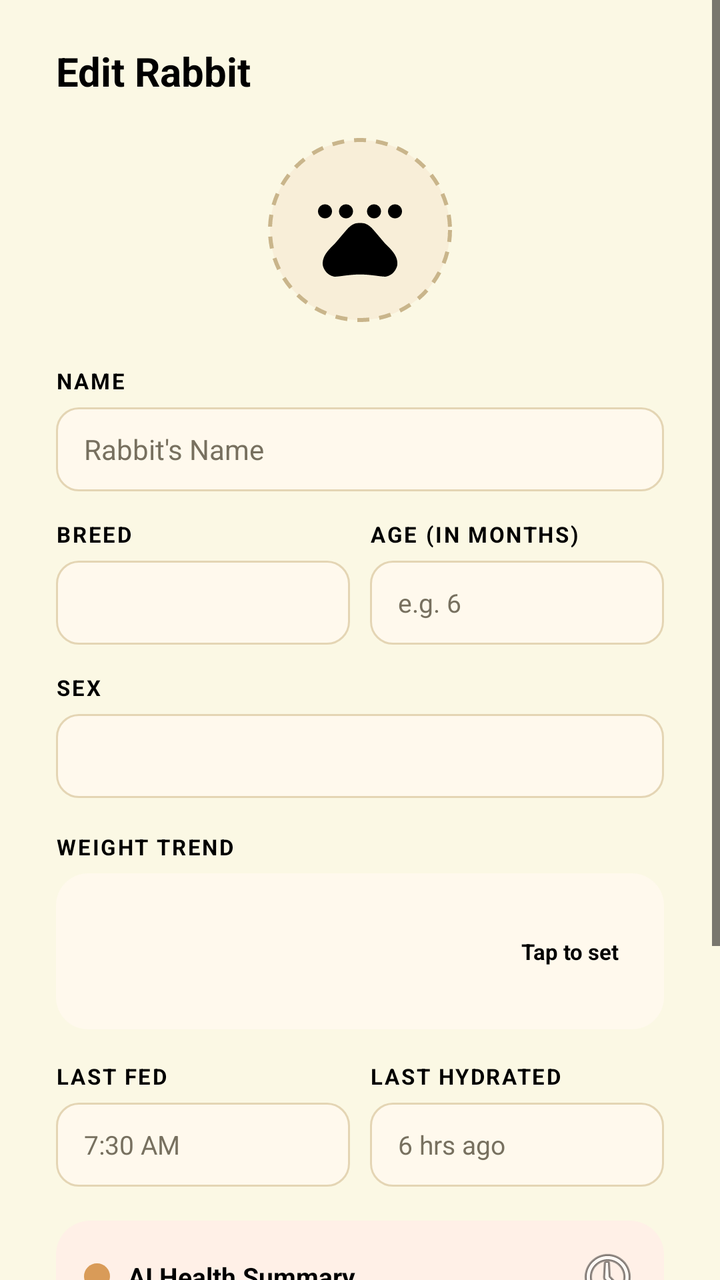
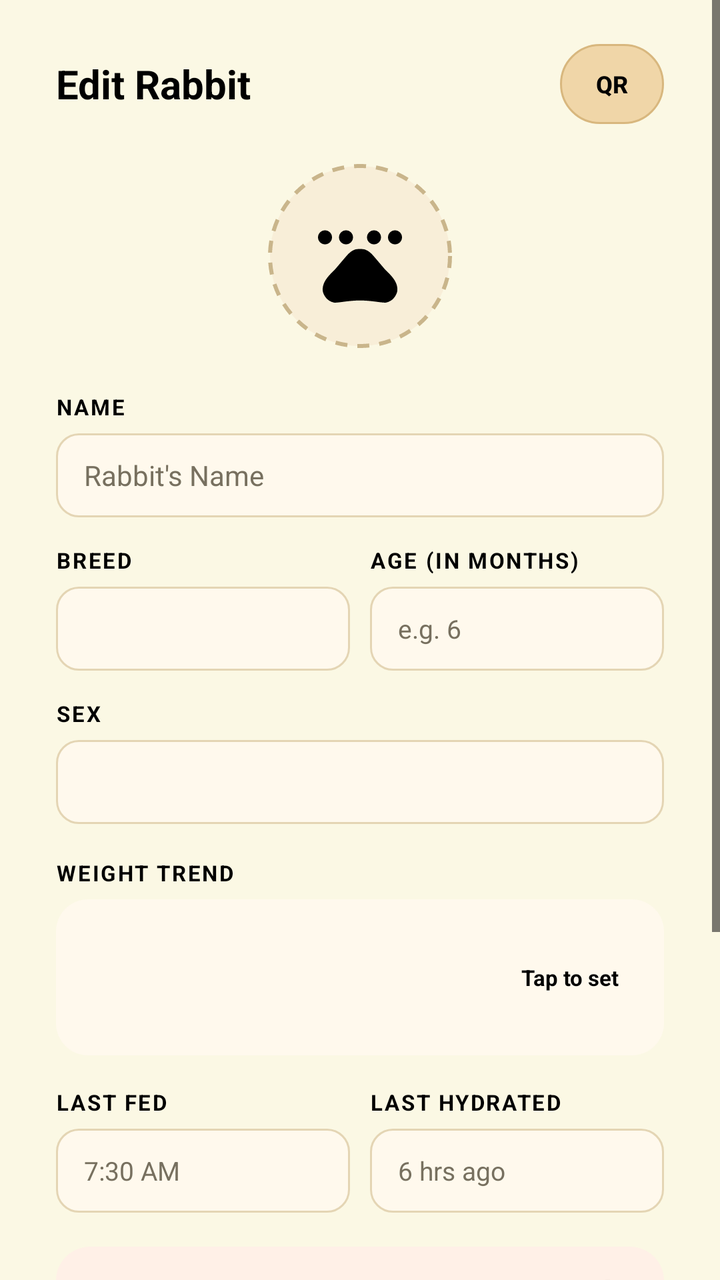

Compare the two renders of this Android layout. The source of the first and the diff that turns it into the second are given below.
<!-- AndroidManifest.xml: application theme Theme.BunnyCare -->
<!-- res/layout/activity_add_rabbit.xml -->
<?xml version="1.0" encoding="utf-8"?>
<LinearLayout
    xmlns:android="http://schemas.android.com/apk/res/android"
    xmlns:app="http://schemas.android.com/apk/res-auto"
    android:layout_width="match_parent"
    android:layout_height="match_parent"
    android:orientation="vertical"
    android:background="@color/cream_bg">

    <ScrollView
        android:layout_width="match_parent"
        android:layout_height="match_parent"
        android:fillViewport="true"
        android:overScrollMode="never">

        <LinearLayout
            android:layout_width="match_parent"
            android:layout_height="wrap_content"
            android:orientation="vertical"
            android:paddingStart="28dp"
            android:paddingEnd="28dp"
            android:paddingTop="22dp"
            android:paddingBottom="28dp">

            <TextView
                android:id="@+id/txtScreenTitle"
                android:layout_width="match_parent"
                android:layout_height="wrap_content"
                android:text="Edit Rabbit"
                android:textColor="@color/black"
                android:textSize="20sp"
                android:textStyle="bold"
                android:fontFamily="sans"
                android:layout_marginBottom="20dp" />

            <ImageButton
                android:id="@+id/btnUploadPhoto"
                android:layout_width="92dp"
                android:layout_height="92dp"
                android:layout_gravity="center_horizontal"
                android:background="@drawable/rabbit_photo_border"
                android:contentDescription="Upload rabbit photo"
                android:padding="18dp"
                android:scaleType="centerCrop"
                android:src="@drawable/ic_pets" />

            <TextView
                android:layout_width="match_parent"
                android:layout_height="wrap_content"
                android:layout_marginTop="22dp"
                android:text="NAME"
                android:textColor="@color/black"
                android:textSize="11sp"
                android:textStyle="bold"
                android:letterSpacing="0.08" />

            <EditText
                android:id="@+id/editRabbitName"
                android:layout_width="match_parent"
                android:layout_height="42dp"
                android:layout_marginTop="6dp"
                android:background="@drawable/rabbit_input_bg"
                android:hint="Rabbit's Name"
                android:paddingStart="14dp"
                android:paddingEnd="14dp"
                android:singleLine="true"
                android:textColor="@color/black"
                android:textColorHint="#77705F"
                android:textSize="14sp" />

            <LinearLayout
                android:layout_width="match_parent"
                android:layout_height="wrap_content"
                android:layout_marginTop="14dp"
                android:orientation="horizontal">

                <LinearLayout
                    android:layout_width="0dp"
                    android:layout_height="wrap_content"
                    android:layout_weight="1"
                    android:orientation="vertical">

                    <TextView
                        android:layout_width="match_parent"
                        android:layout_height="wrap_content"
                        android:text="BREED"
                        android:textColor="@color/black"
                        android:textSize="11sp"
                        android:textStyle="bold"
                        android:letterSpacing="0.08" />

                    <Spinner
                        android:id="@+id/spinnerBreed"
                        android:layout_width="match_parent"
                        android:layout_height="42dp"
                        android:layout_marginTop="6dp"
                        android:background="@drawable/rabbit_input_bg"
                        android:paddingStart="14dp"
                        android:paddingEnd="10dp" />

                </LinearLayout>

                <Space
                    android:layout_width="10dp"
                    android:layout_height="1dp" />

                <LinearLayout
                    android:layout_width="0dp"
                    android:layout_height="wrap_content"
                    android:layout_weight="1"
                    android:orientation="vertical">

                    <TextView
                        android:layout_width="match_parent"
                        android:layout_height="wrap_content"
                        android:text="AGE (IN MONTHS)"
                        android:textColor="@color/black"
                        android:textSize="11sp"
                        android:textStyle="bold"
                        android:letterSpacing="0.08" />

                    <EditText
                        android:id="@+id/editAge"
                        android:layout_width="match_parent"
                        android:layout_height="42dp"
                        android:layout_marginTop="6dp"
                        android:background="@drawable/rabbit_input_bg"
                        android:hint="e.g. 6"
                        android:inputType="number"
                        android:paddingStart="14dp"
                        android:paddingEnd="10dp"
                        android:singleLine="true"
                        android:textColor="@color/black"
                        android:textColorHint="#77705F"
                        android:textSize="13sp" />

                </LinearLayout>

            </LinearLayout>

            <TextView
                android:layout_width="match_parent"
                android:layout_height="wrap_content"
                android:layout_marginTop="14dp"
                android:text="SEX"
                android:textColor="@color/black"
                android:textSize="11sp"
                android:textStyle="bold"
                android:letterSpacing="0.08" />

            <Spinner
                android:id="@+id/spinnerSex"
                android:layout_width="match_parent"
                android:layout_height="42dp"
                android:layout_marginTop="6dp"
                android:background="@drawable/rabbit_input_bg"
                android:paddingStart="14dp"
                android:paddingEnd="14dp" />

            <TextView
                android:layout_width="match_parent"
                android:layout_height="wrap_content"
                android:layout_marginTop="17dp"
                android:text="WEIGHT TREND"
                android:textColor="@color/black"
                android:textSize="11sp"
                android:textStyle="bold"
                android:letterSpacing="0.08" />

            <LinearLayout
                android:id="@+id/weightTrendCard"
                android:layout_width="match_parent"
                android:layout_height="78dp"
                android:layout_marginTop="6dp"
                android:background="@drawable/weight_trend_bg"
                android:gravity="center_vertical"
                android:orientation="horizontal"
                android:paddingStart="12dp"
                android:paddingEnd="12dp"
                android:clickable="true"
                android:focusable="true">

                <LinearLayout
                    android:id="@+id/weightChartContainer"
                    android:layout_width="0dp"
                    android:layout_height="48dp"
                    android:layout_weight="1"
                    android:gravity="bottom"
                    android:orientation="horizontal" />

                <TextView
                    android:id="@+id/txtWeightTrend"
                    android:layout_width="70dp"
                    android:layout_height="wrap_content"
                    android:gravity="center"
                    android:text="Tap to set"
                    android:textColor="@color/black"
                    android:textSize="11sp"
                    android:textStyle="bold" />

            </LinearLayout>

            <LinearLayout
                android:layout_width="match_parent"
                android:layout_height="wrap_content"
                android:layout_marginTop="16dp"
                android:orientation="horizontal">

                <LinearLayout
                    android:layout_width="0dp"
                    android:layout_height="wrap_content"
                    android:layout_weight="1"
                    android:orientation="vertical">

                    <TextView
                        android:layout_width="match_parent"
                        android:layout_height="wrap_content"
                        android:text="LAST FED"
                        android:textColor="@color/black"
                        android:textSize="11sp"
                        android:textStyle="bold"
                        android:letterSpacing="0.08" />

                    <EditText
                        android:id="@+id/editLastFed"
                        android:layout_width="match_parent"
                        android:layout_height="42dp"
                        android:layout_marginTop="6dp"
                        android:background="@drawable/rabbit_input_bg"
                        android:focusable="false"
                        android:clickable="true"
                        android:hint="7:30 AM"
                        android:paddingStart="14dp"
                        android:paddingEnd="8dp"
                        android:textColor="@color/black"
                        android:textColorHint="#77705F"
                        android:textSize="13sp" />

                </LinearLayout>

                <Space
                    android:layout_width="10dp"
                    android:layout_height="1dp" />

                <LinearLayout
                    android:layout_width="0dp"
                    android:layout_height="wrap_content"
                    android:layout_weight="1"
                    android:orientation="vertical">

                    <TextView
                        android:layout_width="match_parent"
                        android:layout_height="wrap_content"
                        android:text="LAST HYDRATED"
                        android:textColor="@color/black"
                        android:textSize="11sp"
                        android:textStyle="bold"
                        android:letterSpacing="0.08" />

                    <EditText
                        android:id="@+id/editLastDrink"
                        android:layout_width="match_parent"
                        android:layout_height="42dp"
                        android:layout_marginTop="6dp"
                        android:background="@drawable/rabbit_input_bg"
                        android:focusable="false"
                        android:clickable="true"
                        android:hint="6 hrs ago"
                        android:paddingStart="14dp"
                        android:paddingEnd="8dp"
                        android:textColor="@color/black"
                        android:textColorHint="#77705F"
                        android:textSize="13sp" />

                </LinearLayout>

            </LinearLayout>

            <LinearLayout
                android:id="@+id/aiHealthCard"
                android:layout_width="match_parent"
                android:layout_height="wrap_content"
                android:layout_marginTop="17dp"
                android:background="@drawable/ai_summary_bg"
                android:orientation="vertical"
                android:padding="14dp">

                <LinearLayout
                    android:layout_width="match_parent"
                    android:layout_height="wrap_content"
                    android:gravity="center_vertical"
                    android:orientation="horizontal">

                    <View
                        android:layout_width="13dp"
                        android:layout_height="13dp"
                        android:layout_marginEnd="9dp"
                        android:background="@drawable/ai_dot" />

                    <TextView
                        android:layout_width="0dp"
                        android:layout_height="wrap_content"
                        android:layout_weight="1"
                        android:text="AI Health Summary"
                        android:textColor="@color/black"
                        android:textSize="13sp"
                        android:textStyle="bold" />

                    <ImageButton
                        android:id="@+id/btnViewHistory"
                        android:layout_width="28dp"
                        android:layout_height="28dp"
                        android:background="?attr/selectableItemBackgroundBorderless"
                        android:contentDescription="View summary history"
                        android:padding="3dp"
                        android:src="@android:drawable/ic_menu_recent_history" />

                </LinearLayout>

                <TextView
                    android:id="@+id/txtAiSummary"
                    android:layout_width="match_parent"
                    android:layout_height="wrap_content"
                    android:layout_marginTop="10dp"
                    android:text="Generate a summary to get personalized care recommendations."
                    android:textColor="#716A5A"
                    android:textSize="12sp"
                    android:lineSpacingExtra="3dp" />

                <ProgressBar
                    android:id="@+id/progressAiSummary"
                    android:layout_width="wrap_content"
                    android:layout_height="wrap_content"
                    android:layout_gravity="center"
                    android:layout_marginTop="8dp"
                    android:visibility="gone" />

            </LinearLayout>

            <Button
                android:id="@+id/btnGenerateSummary"
                style="@style/Widget.AppCompat.Button"
                android:layout_width="match_parent"
                android:layout_height="48dp"
                android:layout_marginTop="14dp"
                android:background="@drawable/ai_button_bg"
                android:backgroundTint="@null"
                app:backgroundTint="@null"
                android:insetTop="0dp"
                android:insetBottom="0dp"
                android:stateListAnimator="@null"
                android:text="Generate AI Summary"
                android:textAllCaps="false"
                android:textColor="@color/black"
                android:textSize="13sp"
                android:textStyle="bold" />

            <Button
                android:id="@+id/btnSaveRabbit"
                style="@style/Widget.AppCompat.Button"
                android:layout_width="match_parent"
                android:layout_height="52dp"
                android:layout_marginTop="14dp"
                android:background="@drawable/save_rabbit_bg"
                android:backgroundTint="@null"
                app:backgroundTint="@null"
                android:insetTop="0dp"
                android:insetBottom="0dp"
                android:stateListAnimator="@null"
                android:text="Save Rabbit"
                android:textAllCaps="false"
                android:textColor="@color/black"
                android:textSize="13sp"
                android:textStyle="bold" />

        </LinearLayout>

    </ScrollView>

</LinearLayout>
<!-- resources referenced by this layout -->
<resources>
  <color name="black">#FF000000</color>
  <color name="cream_bg">#FBF8E4</color>
  <!-- drawable ai_button_bg (drawable) -->
  <?xml version="1.0" encoding="utf-8"?>
  <shape xmlns:android="http://schemas.android.com/apk/res/android">
  
      <solid android:color="#F0D6A8" />
  
      <stroke
          android:width="1dp"
          android:color="#D8B77E" />
  
      <corners android:radius="24dp" />
  
  </shape>
  <!-- drawable ai_dot (drawable) -->
  <?xml version="1.0" encoding="utf-8"?>
  <shape xmlns:android="http://schemas.android.com/apk/res/android">
  
      <solid android:color="#D99B58" />
  
      <corners android:radius="20dp" />
  
  </shape>
  <!-- drawable ai_summary_bg (drawable) -->
  <?xml version="1.0" encoding="utf-8"?>
  <shape xmlns:android="http://schemas.android.com/apk/res/android">
  
      <solid android:color="#FFF0E7" />
  
      <corners android:radius="17dp" />
  
  </shape>
  <!-- drawable ic_pets (drawable) -->
  <?xml version="1.0" encoding="utf-8"?>
  <vector xmlns:android="http://schemas.android.com/apk/res/android"
      android:width="24dp"
      android:height="24dp"
      android:viewportWidth="24"
      android:viewportHeight="24"
      android:tint="?attr/colorControlNormal">
      <path
          android:fillColor="#FF000000"
          android:pathData="M4.5,9.5C5.33,9.5 6,8.83 6,8s-0.67,-1.5 -1.5,-1.5S3,7.17 3,8s0.67,1.5 1.5,1.5zM9,9.5c0.83,0 1.5,-0.67 1.5,-1.5S9.83,6.5 9,6.5 7.5,7.17 7.5,8s0.67,1.5 1.5,1.5zM15,9.5c0.83,0 1.5,-0.67 1.5,-1.5S15.83,6.5 15,6.5 13.5,7.17 13.5,8s0.67,1.5 1.5,1.5zM19.5,9.5c0.83,0 1.5,-0.67 1.5,-1.5s-0.67,-1.5 -1.5,-1.5S18,7.17 18,8s0.67,1.5 1.5,1.5zM17.34,14.86c-0.87,-1.02 -1.6,-1.89 -2.48,-2.91 -0.46,-0.54 -1.05,-1.08 -1.75,-1.32 -0.11,-0.04 -0.22,-0.06 -0.33,-0.08 -0.25,-0.04 -0.51,-0.05 -0.78,-0.05s-0.53,0.01 -0.78,0.05c-0.11,0.02 -0.22,0.04 -0.33,0.08 -0.7,0.24 -1.29,0.78 -1.75,1.32 -0.88,1.02 -1.61,1.89 -2.48,2.91 -1.31,1.31 -2.92,2.76 -2.62,4.79 0.29,1.02 1.02,2.03 2.33,2.32 0.73,0.15 3.06,-0.44 5.62,-0.44h0.03c2.56,0 4.89,0.58 5.62,0.44 1.31,-0.29 2.04,-1.31 2.33,-2.32 0.31,-2.04 -1.31,-3.48 -2.63,-4.79z" />
  </vector>
  <!-- drawable rabbit_input_bg (drawable) -->
  <?xml version="1.0" encoding="utf-8"?>
  <shape xmlns:android="http://schemas.android.com/apk/res/android">
  
      <solid android:color="#FFF9ED" />
  
      <stroke
          android:width="1dp"
          android:color="#E4D5B4" />
  
      <corners android:radius="11dp" />
  
  </shape>
  <!-- drawable rabbit_photo_border (drawable) -->
  <?xml version="1.0" encoding="utf-8"?>
  <shape xmlns:android="http://schemas.android.com/apk/res/android">
  
      <solid android:color="#F8EED8" />
  
      <stroke
          android:width="2dp"
          android:color="#C9B58B"
          android:dashWidth="6dp"
          android:dashGap="5dp" />
  
      <corners android:radius="50dp" />
  
  </shape>
  <!-- drawable save_rabbit_bg (drawable) -->
  <?xml version="1.0" encoding="utf-8"?>
  <shape xmlns:android="http://schemas.android.com/apk/res/android">
  
      <solid android:color="#E3A55F" />
  
      <corners android:radius="30dp" />
  
  </shape>
  <!-- drawable weight_trend_bg (drawable) -->
  <?xml version="1.0" encoding="utf-8"?>
  <shape xmlns:android="http://schemas.android.com/apk/res/android">
  
      <solid android:color="#FFF9ED" />
  
      <corners android:radius="16dp" />
  
  </shape>
  <style name="Theme.BunnyCare" parent="Base.Theme.BunnyCare" />
  <style name="Base.Theme.BunnyCare" parent="Theme.Material3.DayNight.NoActionBar">
          
          
      </style>
</resources>

<!-- the commit's change to res/layout/activity_add_rabbit.xml (unified diff, before → after) -->
@@ -22,16 +22,43 @@
             android:paddingTop="22dp"
             android:paddingBottom="28dp">
 
-            <TextView
-                android:id="@+id/txtScreenTitle"
-                android:layout_width="match_parent"
-                android:layout_height="wrap_content"
-                android:text="Edit Rabbit"
-                android:textColor="@color/black"
-                android:textSize="20sp"
-                android:textStyle="bold"
-                android:fontFamily="sans"
-                android:layout_marginBottom="20dp" />
+            <LinearLayout
+                android:layout_width="match_parent"
+                android:layout_height="wrap_content"
+                android:gravity="center_vertical"
+                android:orientation="horizontal"
+                android:layout_marginBottom="20dp">
+
+                <TextView
+                    android:id="@+id/txtScreenTitle"
+                    android:layout_width="0dp"
+                    android:layout_height="wrap_content"
+                    android:layout_weight="1"
+                    android:text="Edit Rabbit"
+                    android:textColor="@color/black"
+                    android:textSize="20sp"
+                    android:textStyle="bold"
+                    android:fontFamily="sans" />
+
+                <Button
+                    android:id="@+id/btnMedicalQr"
+                    android:layout_width="52dp"
+                    android:layout_height="40dp"
+                    android:background="@drawable/ai_button_bg"
+                    android:backgroundTint="@null"
+                    app:backgroundTint="@null"
+                    android:insetTop="0dp"
+                    android:insetBottom="0dp"
+                    android:minWidth="0dp"
+                    android:minHeight="0dp"
+                    android:padding="0dp"
+                    android:text="QR"
+                    android:textAllCaps="false"
+                    android:textColor="@color/black"
+                    android:textSize="12sp"
+                    android:textStyle="bold" />
+
+            </LinearLayout>
 
             <ImageButton
                 android:id="@+id/btnUploadPhoto"
